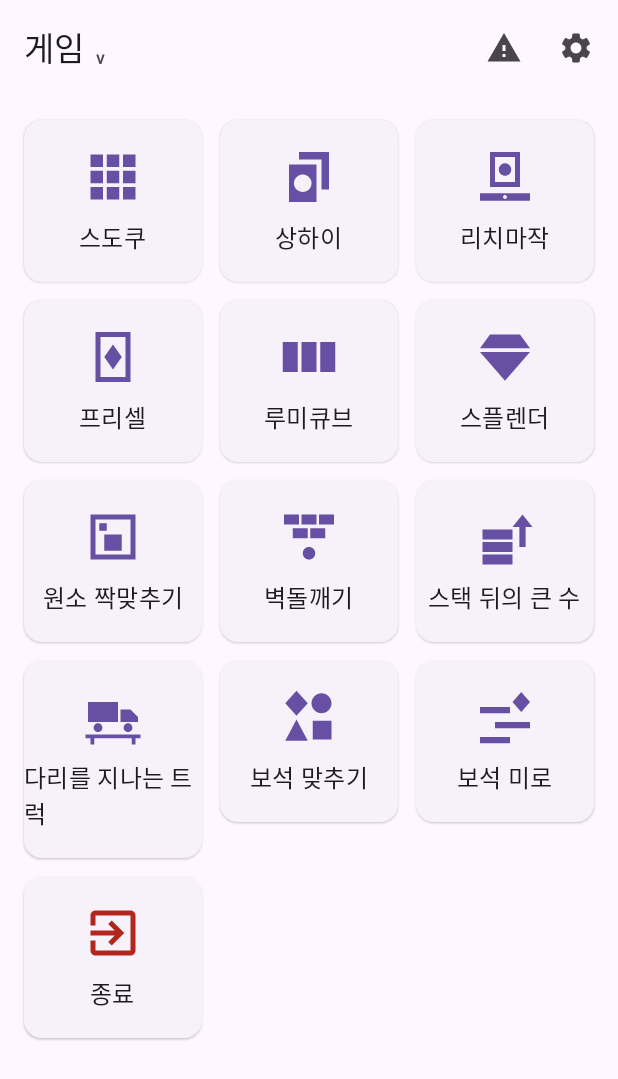
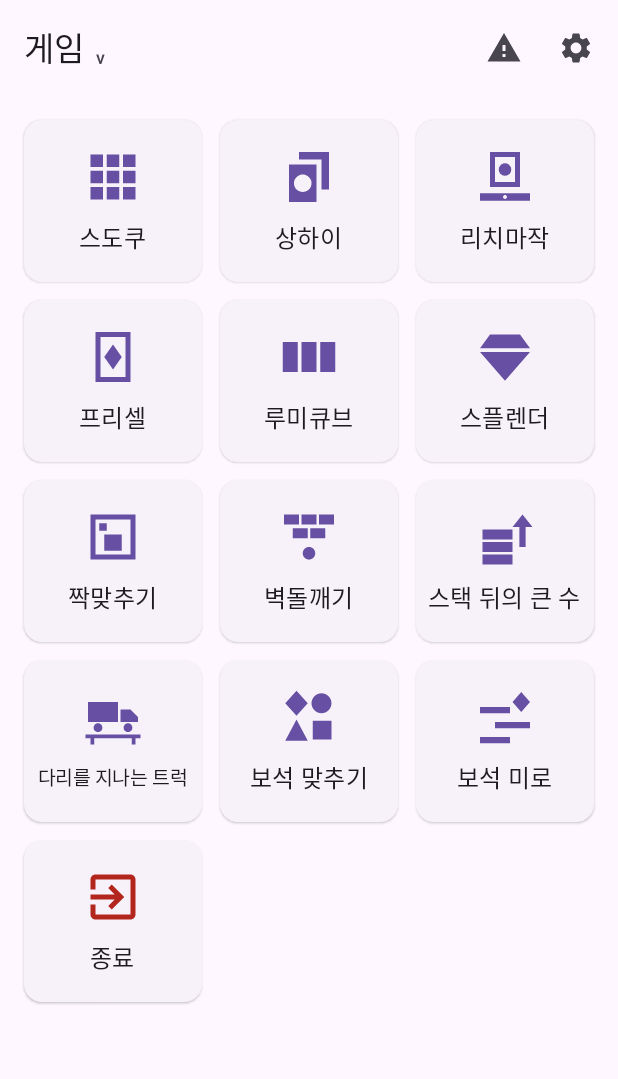
Before and after one commit to Kyeongrok/mobile-games, an Android app built with Jetpack Compose: the screen it shows after launch (MainActivity), on a phone screen of 412 x 824 dp. Shown: the top 1079 px of the screen. Run offline under Robolectric (Android 15) with nearby library versions, the phone set to English and light mode, and no system bars; pictures from the network do not load.

Commit message:
짝맞추기: 이름 바꾸고 16진수 맞추기(0~FF) 추가, 긴 제목은 글자를 줄여 한 줄로
Co-Authored-By: Claude Opus 5.5 <noreply@anthropic.com>

```diff
--- a/app/src/main/java/com/kyeongrok/games/BridgeScreen.kt
+++ b/app/src/main/java/com/kyeongrok/games/BridgeScreen.kt
@@ -97,7 +97,7 @@ class BridgeViewModel : ViewModel() {
 fun BridgeTopBar(onBack: () -> Unit) {
     val viewModel: BridgeViewModel = viewModel()
     TopAppBar(
-        title = { Text("다리를 지나는 트럭") },
+        title = { FitText("다리를 지나는 트럭") },
         navigationIcon = {
             IconButton(onClick = onBack) {
                 Icon(Icons.AutoMirrored.Filled.ArrowBack, contentDescription = "뒤로")
--- /dev/null
+++ b/app/src/main/java/com/kyeongrok/games/FitText.kt
@@ -0,0 +1,46 @@
+package com.kyeongrok.games
+
+import androidx.compose.material3.LocalTextStyle
+import androidx.compose.material3.Text
+import androidx.compose.runtime.Composable
+import androidx.compose.runtime.getValue
+import androidx.compose.runtime.mutableStateOf
+import androidx.compose.runtime.remember
+import androidx.compose.runtime.setValue
+import androidx.compose.ui.Modifier
+import androidx.compose.ui.draw.drawWithContent
+import androidx.compose.ui.text.TextStyle
+import androidx.compose.ui.text.style.TextAlign
+import androidx.compose.ui.unit.TextUnit
+import androidx.compose.ui.unit.sp
+
+/**
+ * 한 줄에 들어갈 때까지 글자를 줄여 쓰는 Text — 「다리를 지나는 트럭」처럼 긴 이름이 두 줄로 넘어가지 않게.
+ * 넘치면 10%씩 줄여 다시 그리고(그 사이엔 그리지 않아 깜박이지 않는다), minSize 아래로는 줄이지 않는다.
+ */
+@Composable
+fun FitText(
+    text: String,
+    modifier: Modifier = Modifier,
+    style: TextStyle = LocalTextStyle.current,
+    textAlign: TextAlign? = null,
+    minSize: TextUnit = 10.sp,
+) {
+    var size by remember(text, style) { mutableStateOf(style.fontSize) }
+    var ready by remember(text, style) { mutableStateOf(false) }
+    Text(
+        text,
+        modifier.drawWithContent { if (ready) drawContent() },
+        style = style.copy(fontSize = size),
+        textAlign = textAlign,
+        maxLines = 1,
+        softWrap = false,
+        onTextLayout = { layout ->
+            if (layout.hasVisualOverflow && size.value * 0.9f >= minSize.value) {
+                size = (size.value * 0.9f).sp
+            } else {
+                ready = true
+            }
+        },
+    )
+}
--- a/app/src/main/java/com/kyeongrok/games/MainActivity.kt
+++ b/app/src/main/java/com/kyeongrok/games/MainActivity.kt
@@ -84,7 +84,7 @@ private val GAME_ENTRIES = listOf(
     GameEntry("프리셀", AppIcons.FreeCell, Screen.FreeCell),
     GameEntry("루미큐브", AppIcons.Rummikub, Screen.Rummikub),
     GameEntry("스플렌더", AppIcons.Splendor, Screen.Splendor),
-    GameEntry("원소 짝맞추기", AppIcons.ElementMatch, Screen.ElementMatch),
+    GameEntry("짝맞추기", AppIcons.ElementMatch, Screen.ElementMatch),
     GameEntry("벽돌깨기", AppIcons.BrickBreaker, Screen.BrickBreaker),
     GameEntry("스택 뒤의 큰 수", AppIcons.NextGreater, Screen.NextGreater),
     GameEntry("다리를 지나는 트럭", AppIcons.Bridge, Screen.Bridge),
@@ -322,7 +322,7 @@ private fun HomeTile(label: String, icon: ImageVector, tint: ComposeColor, onCli
             verticalArrangement = Arrangement.spacedBy(8.dp),
         ) {
             Icon(icon, contentDescription = null, Modifier.size(40.dp), tint = tint)
-            Text(label, style = MaterialTheme.typography.titleMedium)
+            FitText(label, Modifier.padding(horizontal = 6.dp), style = MaterialTheme.typography.titleMedium)
         }
     }
 }
```
Also changed, not shown: app/src/main/java/com/kyeongrok/games/ElementMatchScreen.kt (+85 -13 lines), app/src/main/java/com/kyeongrok/games/Elements.kt (+22 -3 lines), 2 other files.
